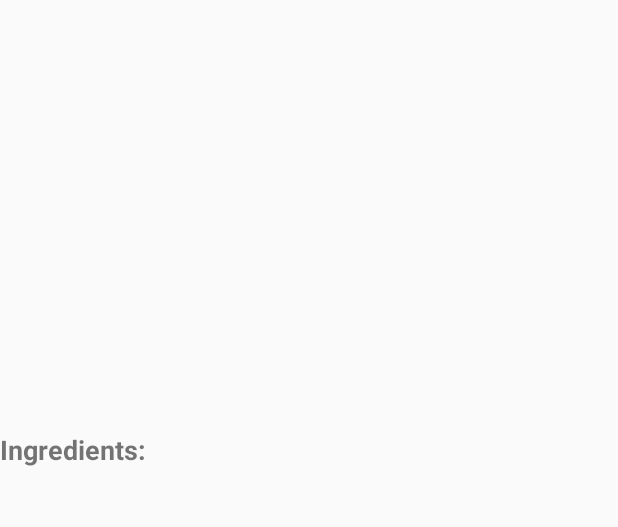
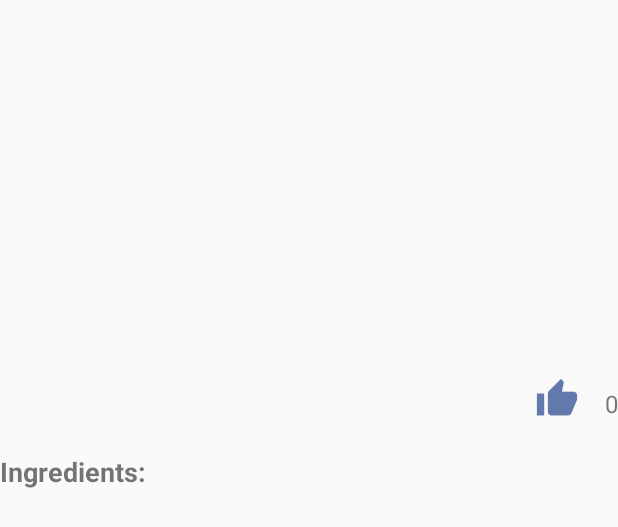
Before and after one commit to yashtawade/FoodForThought, an Android app: the layout item_list_ingredient_head.xml on its own in the app's theme, with its tools: preview values and no code run, on a phone screen of 412 x 824 dp. Shown: the top 527 px of the screen. Run offline under Robolectric (Android 15) with nearby library versions, the phone set to English and light mode, and no system bars.

Commit message:
Finish like function

```diff
--- a/app/src/main/java/com/yashtawade/foodforthought/activities/CommentListActivity.java
+++ b/app/src/main/java/com/yashtawade/foodforthought/activities/CommentListActivity.java
@@ -104,7 +104,7 @@ public class CommentListActivity extends AppCompatActivity implements SwipeRefre
      */
     private void initData() {
         int recipeId = getIntent().getIntExtra(EXTRA_RECIPE_ID, 0);
-        String url = FFTConstant.APP_BASE_URL + keyword + "?rid=" + recipeId;
+        String url = FFTConstant.LONG_BASE_URL + keyword + "?rid=" + recipeId;
         Http httpRequest = new Http();
         httpRequest.get(url, mCallback1);
     }
@@ -153,7 +153,7 @@ public class CommentListActivity extends AppCompatActivity implements SwipeRefre
 
     private void setRefreshData() {
         int recipeId = getIntent().getIntExtra(EXTRA_RECIPE_ID, 0);
-        String url = FFTConstant.APP_BASE_URL + keyword + "?rid=" + recipeId;
+        String url = FFTConstant.LONG_BASE_URL + keyword + "?rid=" + recipeId;
         Http httpRequest = new Http();
         httpRequest.get(url, mCallback1);
     }
@@ -179,7 +179,7 @@ public class CommentListActivity extends AppCompatActivity implements SwipeRefre
 
     private void setLoadingMoreData(){
         int recipeId = getIntent().getIntExtra(EXTRA_RECIPE_ID, 0);
-        String url = FFTConstant.APP_BASE_URL + keyword + "?rid=" + recipeId + "&lastCommentTime=" + lastCommentTime;
+        String url = FFTConstant.LONG_BASE_URL + keyword + "?rid=" + recipeId + "&lastCommentTime=" + lastCommentTime;
         Http httpRequest = new Http();
         httpRequest.get(url, mCallback2);
     }
--- a/app/src/main/java/com/yashtawade/foodforthought/activities/CommentWriteActivity.java
+++ b/app/src/main/java/com/yashtawade/foodforthought/activities/CommentWriteActivity.java
@@ -11,9 +11,7 @@ import android.widget.EditText;
 import com.alibaba.fastjson.JSON;
 import com.yashtawade.foodforthought.Http;
 import com.yashtawade.foodforthought.R;
-import com.yashtawade.foodforthought.adapters.CommentListAdapter;
 import com.yashtawade.foodforthought.constants.FFTConstant;
-import com.yashtawade.foodforthought.models.Comment;
 import com.yashtawade.foodforthought.models.DataParse;
 
 import cn.finalteam.okhttpfinal.BaseHttpRequestCallback;
@@ -53,7 +51,7 @@ public class CommentWriteActivity extends AppCompatActivity {
             public void onClick(View view) {
                 int rid = getIntent().getIntExtra(EXTRA_RECIPE_ID, 0);
                 String comment = comment_edit_text.getText().toString();
-                String url = FFTConstant.APP_BASE_URL + keyword;
+                String url = FFTConstant.LONG_BASE_URL + keyword;
                 RequestParams params = new RequestParams();
                 params.addFormDataPart("rid", rid);
                 params.addFormDataPart("uid", uid);
--- a/app/src/main/java/com/yashtawade/foodforthought/constants/FFTConstant.java
+++ b/app/src/main/java/com/yashtawade/foodforthought/constants/FFTConstant.java
@@ -2,5 +2,5 @@ package com.yashtawade.foodforthought.constants;
 
 public class FFTConstant {
     public static final String API_BASE_URL = "https://spoonacular-recipe-food-nutrition-v1.p.mashape.com/recipes/";
-    public static final String APP_BASE_URL = "http://www.cqzxlong.me/app/";
+    public static final String LONG_BASE_URL = "http://www.cqzxlong.me/app/";
 }
--- a/app/src/main/res/layout/item_list_ingredient_head.xml
+++ b/app/src/main/res/layout/item_list_ingredient_head.xml
@@ -10,12 +10,37 @@
         android:layout_width="match_parent"
         android:layout_height="240dp"/>
 
-    <TextView
-        android:id="@+id/title"
-        android:textSize="20sp"
-        android:textStyle="bold"
+    <RelativeLayout
         android:layout_width="match_parent"
-        android:layout_height="wrap_content"/>
+        android:layout_height="wrap_content"
+        android:layout_marginTop="10dp">
+
+        <TextView
+            android:id="@+id/title"
+            android:textSize="20sp"
+            android:textStyle="bold"
+            android:layout_width="match_parent"
+            android:layout_height="wrap_content"/>
+
+        <ImageButton
+            android:id="@+id/like_button"
+            android:layout_width="wrap_content"
+            android:layout_height="wrap_content"
+            android:layout_toLeftOf="@+id/like_number_text_view"
+            android:background="?android:attr/selectableItemBackground"
+            android:src="@drawable/ic_action_like_normal"/>
+
+        <TextView
+            android:id="@+id/like_number_text_view"
+            android:layout_width="wrap_content"
+            android:layout_height="wrap_content"
+            android:layout_alignParentRight="true"
+            android:layout_marginTop="8dp"
+            android:layout_marginLeft="16dp"
+            android:textSize="16sp"
+            android:text="0"/>
+    </RelativeLayout>
+
 
 
     <TextView
```
Also changed, not shown: app/src/main/java/com/yashtawade/foodforthought/activities/RecipeDetailActivity.java (+49 -3 lines), app/src/main/java/com/yashtawade/foodforthought/adapters/DetailListAdapter.java (+74 -13 lines), app/src/main/res/drawable-hdpi/ic_action_like_normal.png (added), app/src/main/res/drawable-mdpi/ic_action_like_normal.png (added), app/src/main/res/drawable-xhdpi/ic_action_like_normal.png (added), app/src/main/res/drawable-xxhdpi/ic_action_like_normal.png (added).
